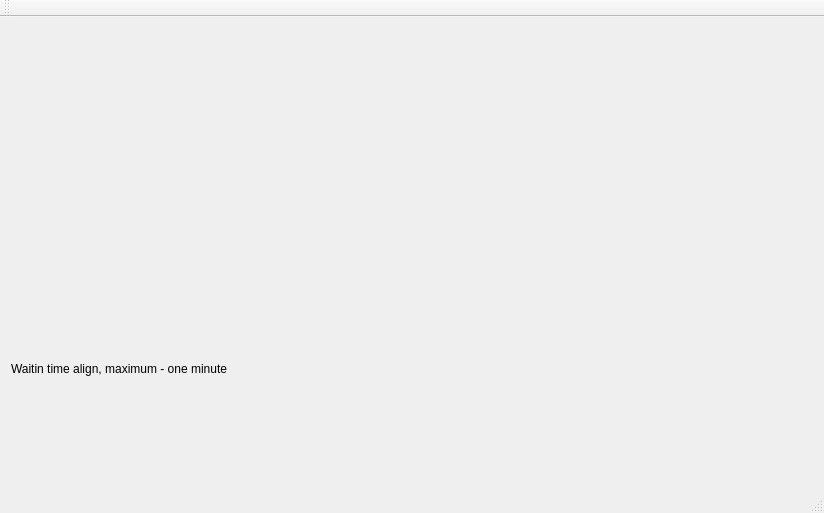
Before: the Qt Designer form mainwindow.ui in Ales999/MyTestPlot, drawn with Qt 5.
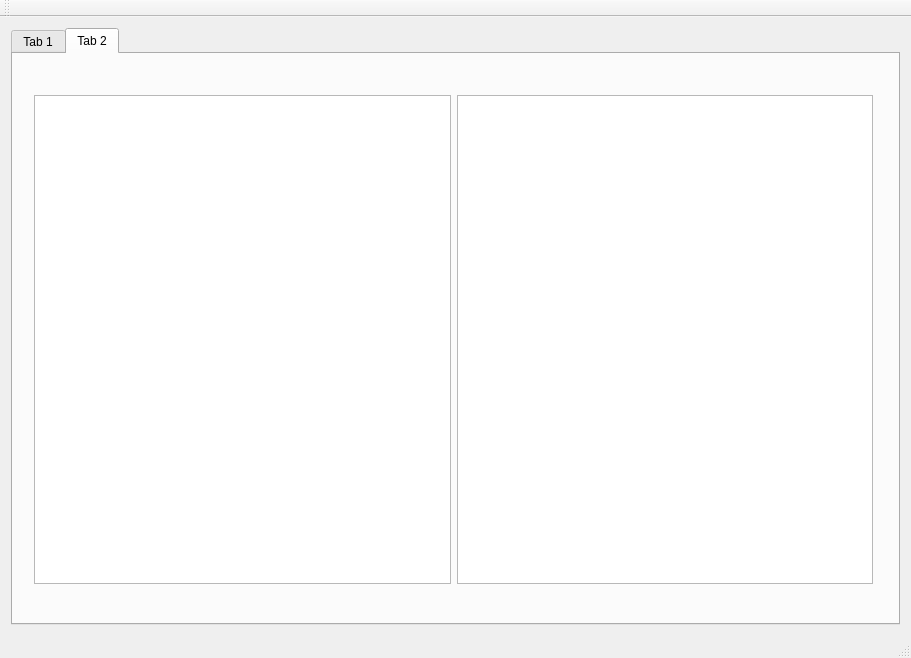
After: the same form once the commit is applied. The open tabs and pages were chosen to show the change. Custom widgets are drawn as their Qt base class.

Diff of the .ui file:
```diff
--- a/mainwindow.ui
+++ b/mainwindow.ui
@@ -6,8 +6,8 @@
    <rect>
     <x>0</x>
     <y>0</y>
-    <width>824</width>
-    <height>513</height>
+    <width>911</width>
+    <height>658</height>
    </rect>
   </property>
   <property name="windowTitle">
@@ -15,23 +15,58 @@
   </property>
   <widget class="QWidget" name="centralWidget">
    <layout class="QGridLayout" name="gridLayout_2">
-    <item row="1" column="0">
-     <layout class="QGridLayout" name="gridLayout_3">
       <item row="0" column="0">
+     <widget class="QTabWidget" name="tabTwo">
+      <property name="currentIndex">
+       <number>0</number>
+      </property>
+      <widget class="QWidget" name="tabOne">
+       <attribute name="title">
+        <string>Tab 1</string>
+       </attribute>
+       <layout class="QVBoxLayout" name="verticalLayout">
+        <item alignment="Qt::AlignTop">
        <widget class="QLabel" name="waitingLabel">
         <property name="text">
          <string>Waitin time align, maximum - one minute</string>
         </property>
        </widget>
       </item>
-     </layout>
-    </item>
-    <item row="0" column="0">
+        <item>
      <layout class="QGridLayout" name="gridLayout">
       <item row="0" column="0">
-       <widget class="QCustomPlot" name="customPlot" native="true"/>
-      </item>
-     </layout>
+           <widget class="QCustomPlot" name="customPlot" native="true">
+            <layout class="QHBoxLayout" name="horizontalLayout"/>
+           </widget>
+          </item>
+         </layout>
+        </item>
+       </layout>
+      </widget>
+      <widget class="QWidget" name="tab_2">
+       <attribute name="title">
+        <string>Tab 2</string>
+       </attribute>
+       <widget class="QWidget" name="layoutWidget">
+        <property name="geometry">
+         <rect>
+          <x>10</x>
+          <y>30</y>
+          <width>861</width>
+          <height>511</height>
+         </rect>
+        </property>
+        <layout class="QHBoxLayout" name="horizontalLayout_2">
+         <item>
+          <widget class="QTableView" name="depthAsksTable"/>
+         </item>
+         <item>
+          <widget class="QTableView" name="depthBidsTable"/>
+         </item>
+        </layout>
+       </widget>
+      </widget>
+     </widget>
     </item>
    </layout>
   </widget>
```
Left out of the diff: 2 changed lines with no effect on the pictures. Lines whose indentation alone changed are shown as unchanged.
